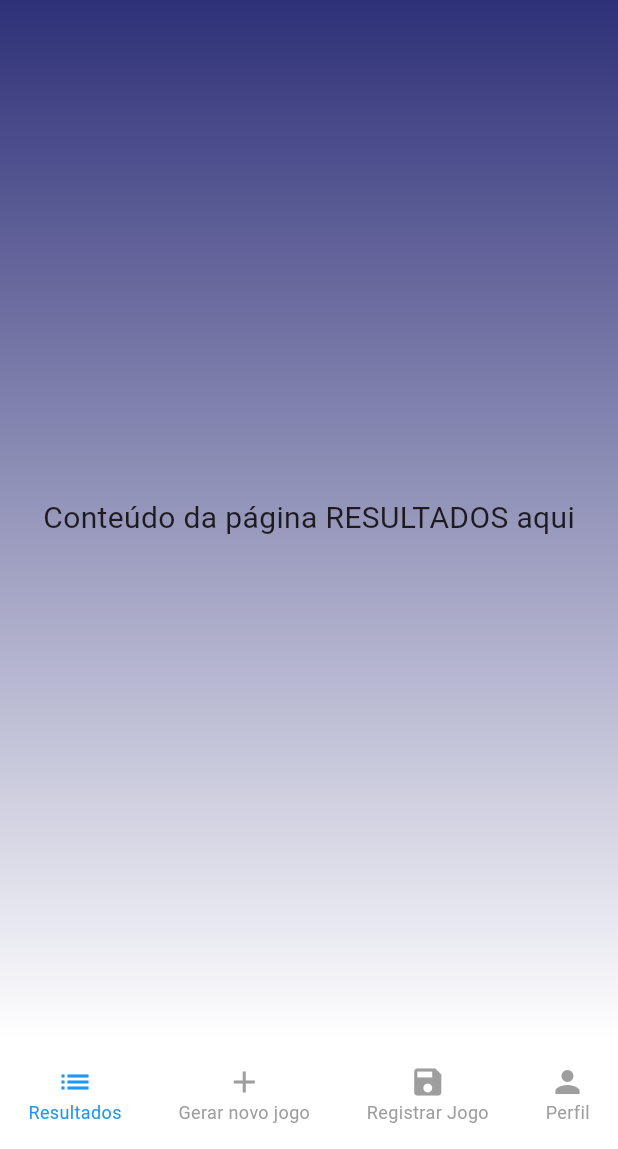
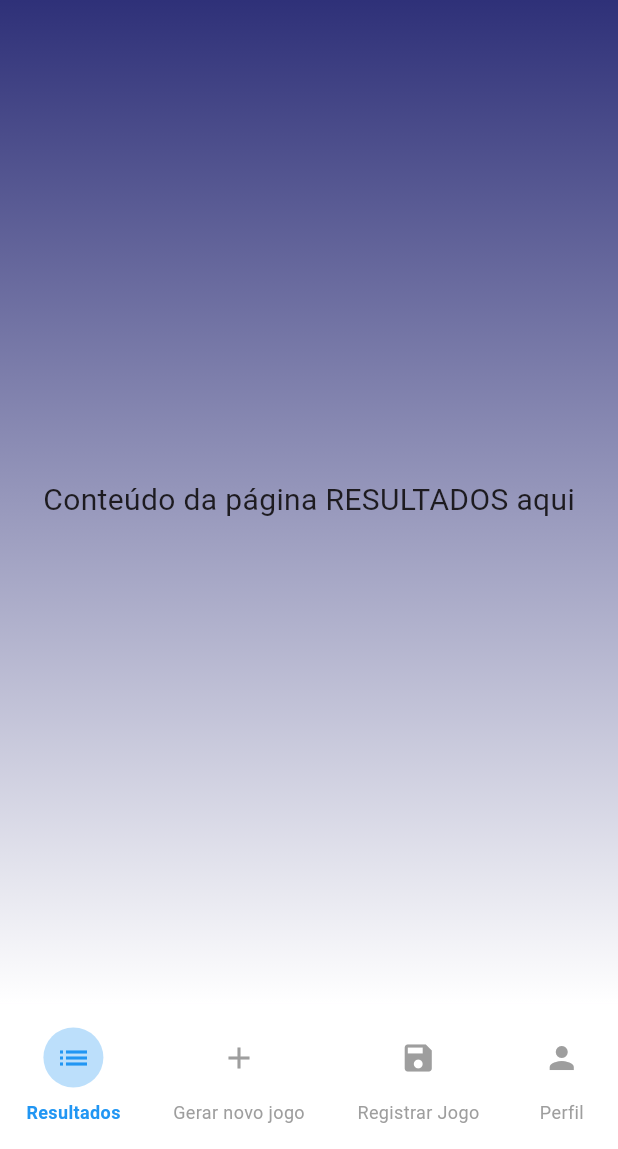
Before and after one commit to GuilhermeSilvestre/Flutter-Milion-ria, a Flutter app: the screen it shows after launch, on a phone screen of 412 x 824 dp, the part 87-1236 px from its top. Run offline on Flutter 3.47's test engine with Material 3 defaults, Android fonts, the light colour scheme and no system bars.

Commit message:
Colocando animacao no menu de navegação

```diff
--- a/lib/homepage.dart
+++ b/lib/homepage.dart
@@ -27,15 +27,27 @@ class _HomepageState extends State<Homepage> {
         child: Column(
           mainAxisSize: MainAxisSize.min,
           children: [
-            Icon(
-              iconData,
-              color: color,
+            AnimatedContainer(
+              duration: const Duration(milliseconds: 300),
+              decoration: BoxDecoration(
+                shape: BoxShape.circle,
+                color: isSelected
+                    ? Colors.blue.withOpacity(0.3)
+                    : Colors.transparent,
+              ),
+              padding: const EdgeInsets.all(8),
+              child: Icon(
+                iconData,
+                color: color,
+              ),
             ),
+            const SizedBox(height: 8),
             Text(
               label,
               style: TextStyle(
                 fontSize: 12,
                 color: color,
+                fontWeight: isSelected ? FontWeight.bold : FontWeight.normal,
               ),
             ),
           ],
--- a/lib/pages/gerarJogo.dart
+++ b/lib/pages/gerarJogo.dart
@@ -16,7 +16,7 @@ class _GerarJogoState extends State<GerarJogo> {
           gradient: LinearGradient(
             begin: Alignment.topCenter,
             end: Alignment.bottomCenter,
-            colors: [Colors.lightBlueAccent, Colors.white],
+            colors: [Color(0xFF2E3078), Colors.white],
           ),
         ),
         child: const Center(
--- a/lib/pages/perfil.dart
+++ b/lib/pages/perfil.dart
@@ -16,7 +16,7 @@ class _PerfilState extends State<Perfil> {
           gradient: LinearGradient(
             begin: Alignment.topCenter,
             end: Alignment.bottomCenter,
-            colors: [Colors.lightBlueAccent, Colors.white],
+            colors: [Color(0xFF2E3078), Colors.white],
           ),
         ),
         child: const Center(
--- a/lib/pages/registrarJogo.dart
+++ b/lib/pages/registrarJogo.dart
@@ -16,7 +16,7 @@ class _RegistrarJogoState extends State<RegistrarJogo> {
           gradient: LinearGradient(
             begin: Alignment.topCenter,
             end: Alignment.bottomCenter,
-            colors: [Colors.lightBlueAccent, Colors.white],
+            colors: [Color(0xFF2E3078), Colors.white],
           ),
         ),
         child: const Center(
```
